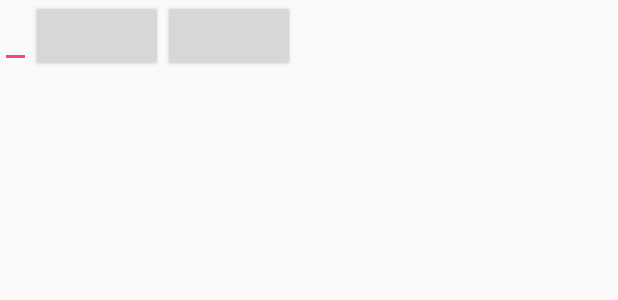
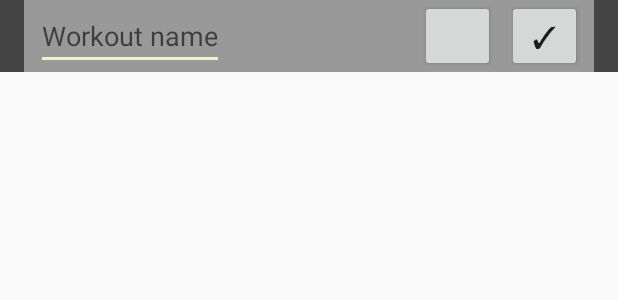
Before and after one commit to heliam1/howtobefit, an Android app: the layout activity_main.xml on its own in the app's theme, with its tools: preview values and no code run, on a phone screen of 412 x 824 dp. Shown: the top 300 px of the screen. Run offline under Robolectric (Android 15) with nearby library versions, the phone set to English and light mode, and no system bars.

Commit message:
impelements slight ui changes, exercise set drag-swap swipe-delete

```diff
--- a/app/build.gradle
+++ b/app/build.gradle
@@ -32,7 +32,6 @@ dependencies {
     // Android base
     implementation fileTree(include: ['*.jar'], dir: 'libs')
     implementation 'com.android.support:appcompat-v7:26.1.0'
-
     // Dagger base
     implementation 'com.google.dagger:dagger:2.10'
     annotationProcessor 'com.google.dagger:dagger-compiler:2.10'
@@ -41,18 +40,15 @@ dependencies {
     annotationProcessor 'com.google.dagger:dagger-android-processor:2.10'
     // Dagger for use with support libraries
     implementation 'com.google.dagger:dagger-android-support:2.10'
-
     // RxJava
     implementation 'io.reactivex.rxjava2:rxjava:2.1.1'
     implementation 'io.reactivex.rxjava2:rxandroid:2.0.2'
-
     // RecyclerView
     implementation 'com.android.support:recyclerview-v7:26.1.0'
-
     testImplementation 'junit:junit:4.12'
     // Mockito
     testImplementation 'org.mockito:mockito-core:1.10.19'
-
     androidTestImplementation 'com.android.support.test:runner:1.0.1'
     androidTestImplementation 'com.android.support.test.espresso:espresso-core:3.0.1'
+    implementation 'com.android.support.constraint:constraint-layout:1.1.0'
 }
--- a/app/src/main/res/layout/activity_exercise_sets.xml
+++ b/app/src/main/res/layout/activity_exercise_sets.xml
@@ -4,11 +4,11 @@
     android:orientation="vertical"
     xmlns:android="http://schemas.android.com/apk/res/android">
 
-    <ListView
-        android:id="@+id/exerciseSetsListView"
+    <android.support.v7.widget.RecyclerView
+        android:id="@+id/exerciseSetsRecyclerView"
         android:layout_width="match_parent"
         android:layout_height="600dp">
-    </ListView>
+    </android.support.v7.widget.RecyclerView>
 
     <LinearLayout
         android:layout_width="match_parent"
--- a/app/src/main/res/layout/activity_main.xml
+++ b/app/src/main/res/layout/activity_main.xml
@@ -1,47 +1,70 @@
 <?xml version="1.0" encoding="utf-8"?>
 <ScrollView xmlns:android="http://schemas.android.com/apk/res/android"
+    xmlns:tools="http://schemas.android.com/tools"
     android:layout_width="match_parent"
-    android:layout_height="wrap_content">
+    android:layout_height="wrap_content"
+    xmlns:app="http://schemas.android.com/apk/res-auto"
+    android:background="@color/colorPrimary">
 
     <LinearLayout
         android:orientation="vertical"
         android:layout_width="match_parent"
         android:layout_height="wrap_content">
 
-        <LinearLayout
+        <android.support.constraint.ConstraintLayout
+            android:layout_marginLeft="16dp"
+            android:layout_marginRight="16dp"
             android:orientation="horizontal"
-            android:id="@+id/add_workout_linear_layout"
+            android:id="@+id/add_workout_constraint_layout"
             android:layout_width="match_parent"
-            android:layout_height="wrap_content">
+            android:layout_height="wrap_content"
+            android:background="@color/colorPrimaryLight">
 
             <EditText
-                android:layout_gravity="left"
                 android:id="@+id/add_workout_name_edit_text"
                 android:layout_width="wrap_content"
-                android:layout_height="wrap_content"/>
+                android:layout_height="wrap_content"
+                android:layout_gravity="left"
+                android:layout_marginEnd="8dp"
+                android:layout_marginStart="8dp"
+                android:hint="Workout name"
+                app:layout_constraintBottom_toBottomOf="parent"
+                app:layout_constraintEnd_toStartOf="@+id/add_workout_image"
+                app:layout_constraintHorizontal_bias="0.0"
+                app:layout_constraintStart_toStartOf="parent"
+                app:layout_constraintTop_toTopOf="parent" />
 
             <Button
+                android:id="@+id/add_workout_image"
+                android:layout_width="50dp"
+                android:layout_height="wrap_content"
                 android:layout_gravity="right"
-                android:id="@+id/add_workout_image"
-                android:layout_width="wrap_content"
-                android:layout_height="wrap_content"/>
+                android:layout_marginEnd="8dp"
+                android:layout_weight="0"
+                app:layout_constraintBottom_toBottomOf="parent"
+                app:layout_constraintEnd_toStartOf="@+id/save_workout"
+                app:layout_constraintTop_toTopOf="parent" />
 
             <Button
-                android:gravity="right"
                 android:id="@+id/save_workout"
-                android:layout_width="wrap_content"
-                android:layout_height="wrap_content" />
-        </LinearLayout>
+                android:layout_width="50dp"
+                android:layout_height="wrap_content"
+                android:layout_gravity="right"
+                android:layout_marginEnd="8dp"
+                android:layout_weight="0"
+                android:text="✓"
+                android:textAlignment="center"
+                android:textSize="20dp"
+                app:layout_constraintBottom_toBottomOf="parent"
+                app:layout_constraintEnd_toEndOf="parent"
+                app:layout_constraintRight_toRightOf="@+id/add_workout_constraint_layout"
+                app:layout_constraintTop_toTopOf="parent" />
+        </android.support.constraint.ConstraintLayout>
 
         <LinearLayout
             android:id="@+id/workouts_gridview"
             android:layout_width="match_parent"
             android:layout_height="wrap_content"
-            android:paddingBottom="@dimen/activity_vertical_margin"
-            android:paddingLeft="@dimen/activity_horizontal_margin"
-            android:paddingRight="@dimen/activity_horizontal_margin"
-            android:paddingTop="@dimen/activity_vertical_margin"
-            android:orientation="horizontal"
             android:horizontalSpacing="16dp"
             android:gravity="center">
 
--- a/app/src/main/res/layout/item_exerciseset.xml
+++ b/app/src/main/res/layout/item_exerciseset.xml
@@ -1,7 +1,8 @@
 <?xml version="1.0" encoding="utf-8"?>
 <LinearLayout xmlns:android="http://schemas.android.com/apk/res/android"
-    android:orientation="horizontal" android:layout_width="match_parent"
-    android:layout_height="match_parent">
+    android:orientation="horizontal"
+    android:layout_width="match_parent"
+    android:layout_height="wrap_content">
 
     <TextView
         android:gravity="left"
--- a/app/src/main/res/values/colors.xml
+++ b/app/src/main/res/values/colors.xml
@@ -1,6 +1,7 @@
 <?xml version="1.0" encoding="utf-8"?>
 <resources>
-    <color name="colorPrimary">#000000</color>
+    <color name="colorPrimary">#444444</color>
+    <color name="colorPrimaryLight">#999999</color>
     <color name="colorPrimaryDark">#000000</color>
-    <color name="colorAccent">#FF4081</color>
+    <color name="colorAccent">#f0f4c3</color>
 </resources>
--- a/app/src/main/res/values/dimens.xml
+++ b/app/src/main/res/values/dimens.xml
@@ -1,6 +1,6 @@
 <?xml version="1.0" encoding="utf-8"?>
 <resources>
     <!-- Default screen margins, per the Android Design guidelines. -->
-    <dimen name="activity_horizontal_margin">16dp</dimen>
-    <dimen name="activity_vertical_margin">16dp</dimen>
+    <dimen name="activity_horizontal_margin">8dp</dimen>
+    <dimen name="activity_vertical_margin">8dp</dimen>
 </resources>
--- a/app/src/main/res/values/styles.xml
+++ b/app/src/main/res/values/styles.xml
@@ -1,7 +1,7 @@
 <resources>
 
     <!-- Base application theme. -->
-    <style name="AppTheme" parent="Theme.AppCompat.Light">
+    <style name="AppTheme" parent="Theme.AppCompat.Light.DarkActionBar">
         <!-- Customize your theme here. -->
         <item name="colorPrimary">@color/colorPrimary</item>
         <item name="colorPrimaryDark">@color/colorPrimaryDark</item>
```
Also changed, not shown: app/src/main/java/com/heliam1/HowToBeFit/ui/ExerciseSetAdapter.java (added, +144 -0 lines), app/src/main/java/com/heliam1/HowToBeFit/ui/ExerciseSetTouchHelperAdapter.java (added, +8 -0 lines), app/src/main/java/com/heliam1/HowToBeFit/ui/ExerciseSetTouchHelperCallback.java (added, +59 -0 lines), app/src/main/java/com/heliam1/HowToBeFit/ui/ExerciseSetTouchHelperViewHolder.java (added, +9 -0 lines), app/src/main/java/com/heliam1/HowToBeFit/ui/ExerciseSetsActivity.java (+16 -4 lines), app/src/main/java/com/heliam1/HowToBeFit/ui/MainActivity.java (+5 -3 lines), app/src/main/res/layout/item_workout.xml (+6 -2 lines), app/src/main/res/menu/menu_main.xml (+16 -7 lines).
